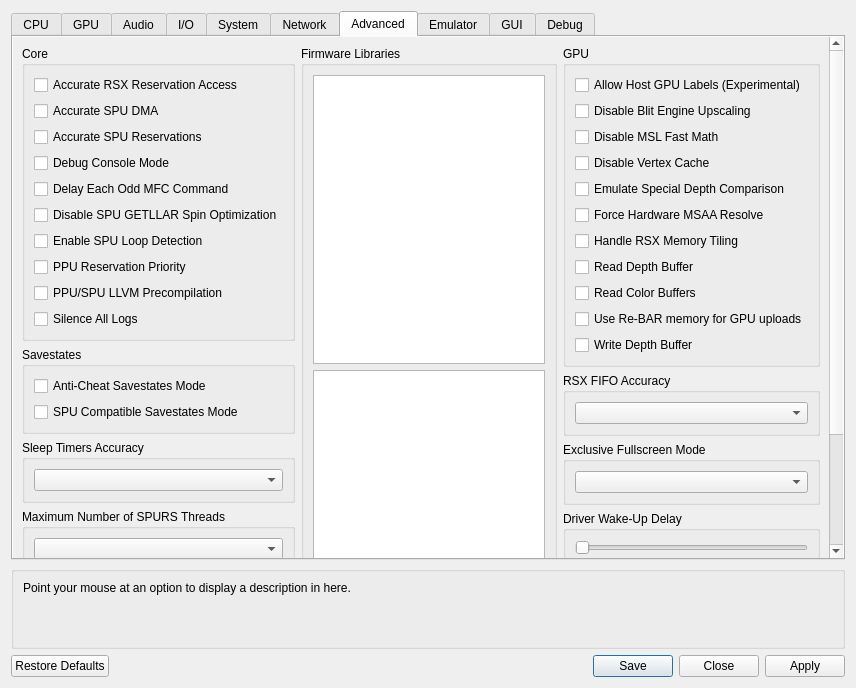
Before: the Qt Designer form rpcs3/rpcs3qt/settings_dialog.ui in RPCS3/rpcs3, drawn with Qt 5.
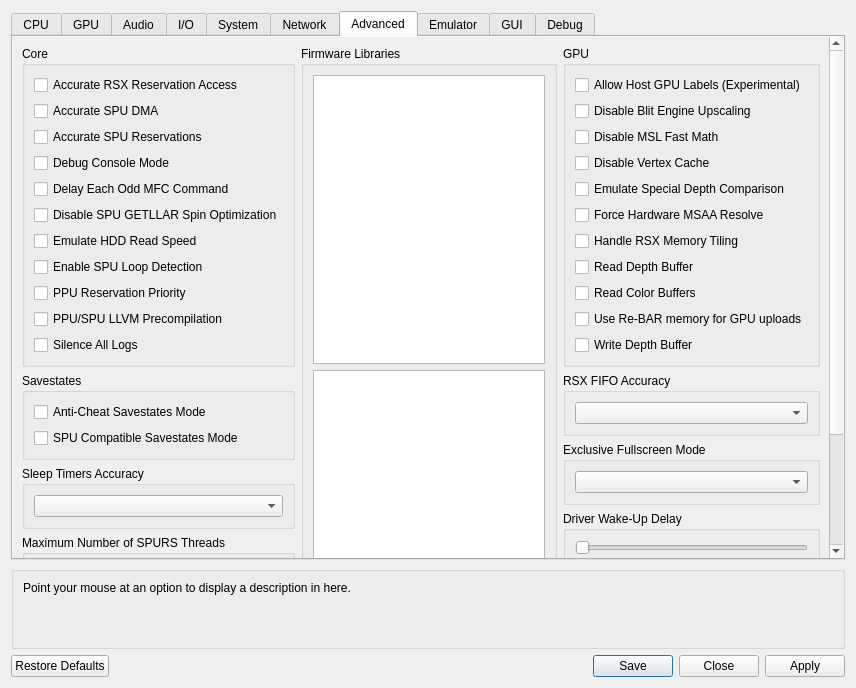
After: the same form once the commit is applied. The open tabs and pages were chosen to show the change. Icons and pictures are not drawn. Custom widgets are drawn as their Qt base class.

Commit message:
Add option to emulate PS3 HDD read speed (#19593)
Fixes crashes in Armored Core Verdict and Armored Core V.

RPCS3 HDD reads were finishing much faster than on PS3, so emulating
their timing gives the audio worker time to free old sound banks before
the new ones exhaust the heap.

What changed in the file:
```diff
--- a/rpcs3/rpcs3qt/settings_dialog.ui
+++ b/rpcs3/rpcs3qt/settings_dialog.ui
@@ -2530,6 +2530,13 @@
                     </property>
                    </widget>
                   </item>
+                  <item>
+                   <widget class="QCheckBox" name="emulateHddSpeed">
+                    <property name="text">
+                     <string>Emulate HDD Read Speed</string>
+                    </property>
+                   </widget>
+                  </item>
                   <item>
                    <widget class="QCheckBox" name="spuLoopDetection">
                     <property name="text">
```
The commit also changes 7 other files.
